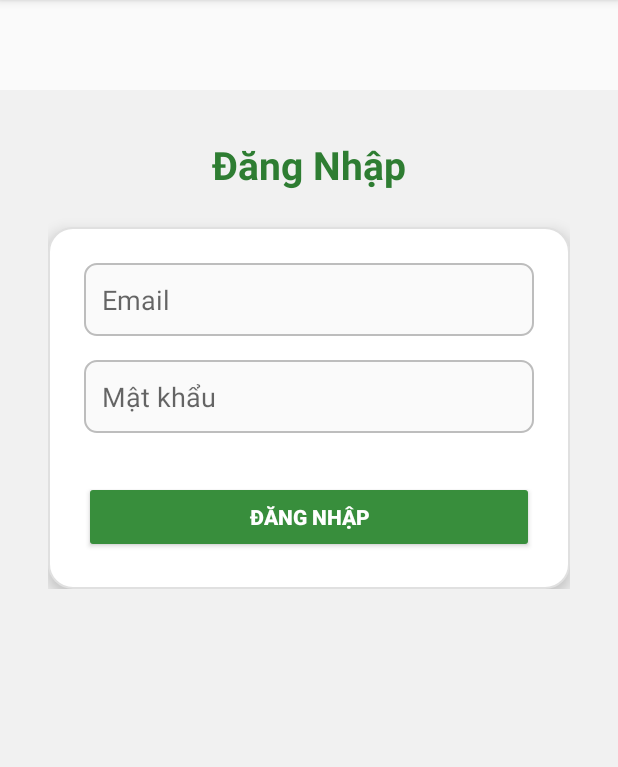
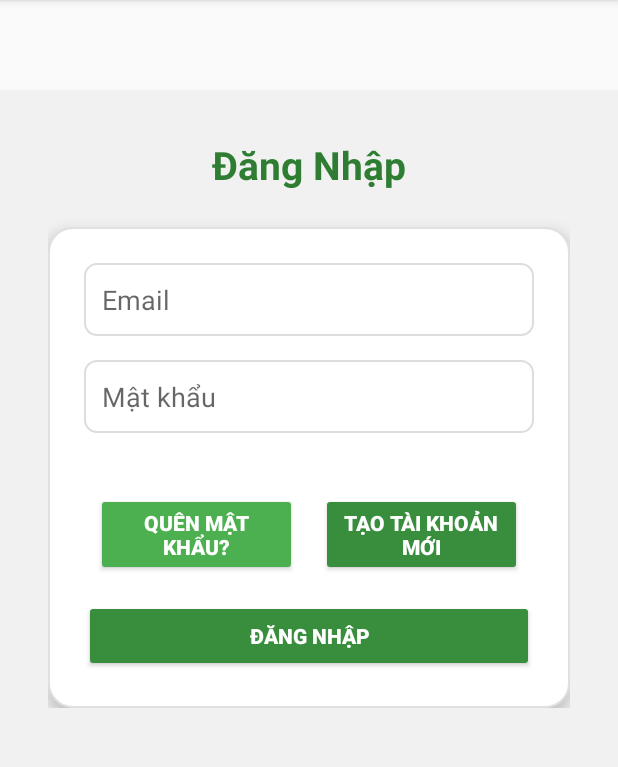
Before and after one commit to HaVuDong/Ha-Vu-Dong, an Android app: the screen it shows after launch (LoginActivity), after a tap on "ĐĂNG NHẬP", on a phone screen of 412 x 824 dp, the part 84-851 px from its top. Run offline under Robolectric (Android 15) with nearby library versions, the phone set to English and light mode, and no system bars.

Commit message:
Thêm giao diện main, register và phần xử lý

```diff
--- a/app/src/main/java/com/havudong/havudong/LoginActivity.java
+++ b/app/src/main/java/com/havudong/havudong/LoginActivity.java
@@ -1,8 +1,10 @@
 package com.havudong.havudong;
 
+import android.content.Intent;
 import android.os.Bundle;
+import android.view.View;
+import android.widget.Button;
 import android.widget.EditText;
-import android.widget.Button;
 import android.widget.Toast;
 import androidx.appcompat.app.AppCompatActivity;
 
@@ -14,25 +16,28 @@ public class LoginActivity extends AppCompatActivity {
     @Override
     protected void onCreate(Bundle savedInstanceState) {
         super.onCreate(savedInstanceState);
-        setContentView(R.layout.activity_login); // Gắn layout
+        setContentView(R.layout.activity_login);
 
         etEmail = findViewById(R.id.etEmail);
         etPassword = findViewById(R.id.etPassword);
         btnLogin = findViewById(R.id.btnLogin);
-
+        Button btnCreateAccount = findViewById(R.id.btnCreateAccount);
         btnLogin.setOnClickListener(v -> {
             String email = etEmail.getText().toString().trim();
-            String password = etPassword.getText().toString().trim();
+            String pass = etPassword.getText().toString().trim();
 
-            if (email.isEmpty() || password.isEmpty()) {
-                Toast.makeText(this, "Vui lòng nhập đầy đủ thông tin", Toast.LENGTH_SHORT).show();
-            } else if (email.equals("admin@gmail.com") && password.equals("123456")) {
-                Toast.makeText(this, "Đăng nhập thành công!", Toast.LENGTH_SHORT).show();
-                // Ví dụ chuyển màn (nếu có)
-                // startActivity(new Intent(this, MainActivity.class));
+            if (email.equals("admin@gmail.com") && pass.equals("123456")) {
+                // Chuyển sang MainActivity
+                Intent intent = new Intent(LoginActivity.this, MainActivity.class);
+                startActivity(intent);
+                finish(); // đóng LoginActivity để tránh quay lại bằng nút back
             } else {
-                Toast.makeText(this, "Sai email hoặc mật khẩu", Toast.LENGTH_SHORT).show();
+                Toast.makeText(LoginActivity.this, "Sai tài khoản hoặc mật khẩu", Toast.LENGTH_SHORT).show();
             }
+        });
+        btnCreateAccount.setOnClickListener(v -> {
+            Intent intent = new Intent(LoginActivity.this, RegisterActivity.class);
+            startActivity(intent);
         });
     }
 }
--- a/app/src/main/res/drawable/edittext_background.xml
+++ b/app/src/main/res/drawable/edittext_background.xml
@@ -3,4 +3,8 @@
     <solid android:color="#FAFAFA"/>
     <corners android:radius="8dp"/>
     <stroke android:color="#BDBDBD" android:width="1dp"/>
+    <solid android:color="#FFFFFF"/>
+    <stroke android:width="1dp" android:color="#DDDDDD"/>
+    <corners android:radius="8dp"/>
+    <padding android:left="8dp" android:top="8dp" android:right="8dp" android:bottom="8dp"/>
 </shape>
--- a/app/src/main/res/layout/activity_login.xml
+++ b/app/src/main/res/layout/activity_login.xml
@@ -59,6 +59,40 @@
                     android:background="@drawable/edittext_background"
                     android:layout_marginBottom="24dp" />
 
+                <LinearLayout
+                    android:layout_width="match_parent"
+                    android:layout_height="wrap_content"
+                    android:orientation="horizontal"
+                    android:layout_marginTop="16dp"
+                    android:layout_marginBottom="8dp"
+                    android:gravity="center"
+                    android:weightSum="2"
+                    android:paddingHorizontal="8dp">
+
+                    <Button
+                        android:id="@+id/btnForgotPassword"
+                        android:layout_width="0dp"
+                        android:layout_height="wrap_content"
+                        android:layout_weight="1"
+                        android:text="Quên mật khẩu?"
+                        android:textColor="#FFFFFF"
+                        android:backgroundTint="#4CAF50"
+                        android:textStyle="bold"
+                        android:layout_marginEnd="8dp" />
+
+                    <Button
+                        android:id="@+id/btnCreateAccount"
+                        android:layout_width="0dp"
+                        android:layout_height="wrap_content"
+                        android:layout_weight="1"
+                        android:text="Tạo tài khoản mới"
+                        android:textColor="#FFFFFF"
+                        android:backgroundTint="#388E3C"
+                        android:textStyle="bold"
+                        android:layout_marginStart="8dp" />
+                </LinearLayout>
+
+
                 <Button
                     android:id="@+id/btnLogin"
                     android:layout_width="match_parent"
```
Also changed, not shown: app/src/main/AndroidManifest.xml (+14 -1 lines), app/src/main/java/com/havudong/havudong/MainActivity.java (added, +26 -0 lines), app/src/main/java/com/havudong/havudong/RegisterActivity.java (added, +35 -0 lines), app/src/main/res/layout/activity_main.xml (added, +24 -0 lines), app/src/main/res/layout/activity_register.xml (added, +64 -0 lines).
